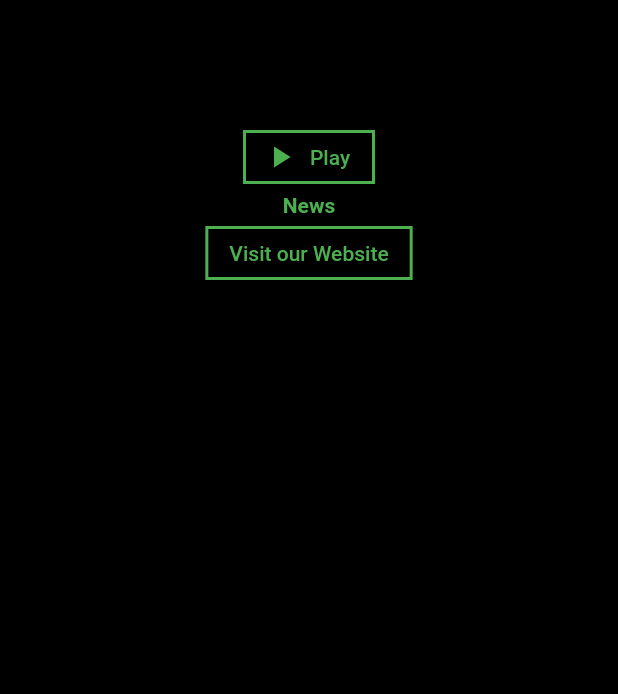
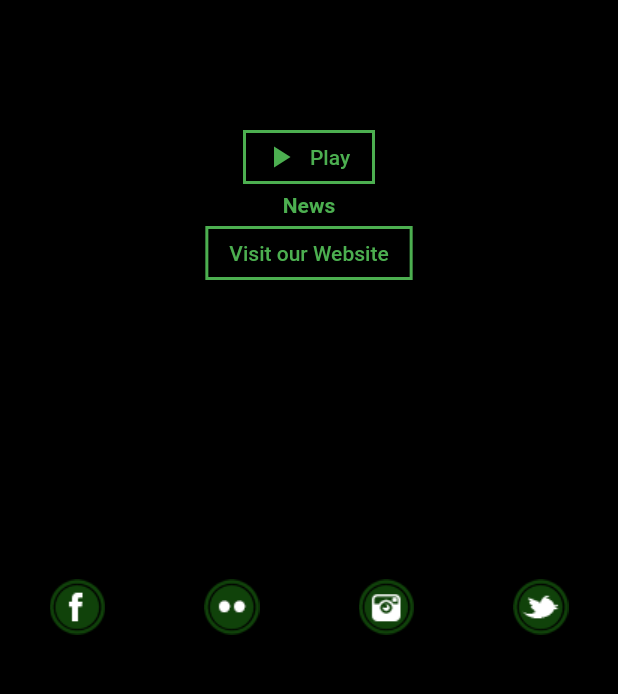
Before and after one commit to chrisderock/ebmradioplayer, a Flutter app: the screen it shows after launch, after a tap on "Visit our Website", on a phone screen of 412 x 824 dp, the part 398-1092 px from its top. Run offline on Flutter 3.47's test engine with Material 2 defaults, Android fonts, the phone set to English and light mode, and no system bars; our stand-ins replace basic_utils, just_audio; missing offline and left inert: webfeed; generated files the repository leaves out were written again; statements that could not run were skipped.

Commit message:
new buttons for social media

```diff
--- a/lib/l10n/intl_de.arb
+++ b/lib/l10n/intl_de.arb
@@ -8,5 +8,6 @@
   "artist": "Band:",
   "greetings": "Grüße an:",
   "send": "Senden",
-  "wishSent": "Wunsch verschickt"
+  "wishSent": "Wunsch verschickt",
+  "ourWebsite": "Mehr auf unserer Website"
 }
--- a/lib/l10n/intl_en.arb
+++ b/lib/l10n/intl_en.arb
@@ -8,5 +8,6 @@
   "artist": "Artist:",
   "greetings": "Greetings:",
   "send": "Send",
-  "wishSent": "Wish sent"
+  "wishSent": "Wish sent",
+  "ourWebsite": "Visit our Website"
 }
--- a/lib/l10n/intl_fr.arb
+++ b/lib/l10n/intl_fr.arb
@@ -8,5 +8,6 @@
   "artist": "Artiste:",
   "greetings": "Salutations:",
   "send": "Envoyer",
-  "wishSent": "souhait envoyé"
+  "wishSent": "souhait envoyé",
+  "ourWebsite": "visitez notre site Internet"
 }
--- a/lib/main.dart
+++ b/lib/main.dart
@@ -97,7 +97,7 @@ class _MyHomePageState extends State<MyHomePage> {
   _wishFormStatus() async {
     String ret = await HttpUtils.getForString(widget._whishStatusUri);
     setState(() {
-      // widget._wishes.value = (ret == "1" ? true : false);
+      widget._wishes.value = (ret == "1" ? true : false);
     });
   }
 
@@ -165,8 +165,7 @@ class _MyHomePageState extends State<MyHomePage> {
       content: Text(S.current.wishSent),
     ));
   }
-  _visitNews() async {
-    const url = "https://ebm-radio.de";
+  _visitWeb(String url) async {
     if(await canLaunch(url)){
       await launch(url);
     }
@@ -365,12 +364,69 @@ class _MyHomePageState extends State<MyHomePage> {
                                 shape: Border.all(
                                     width: 2.0, color: Colors.green),
                                 onPressed: () {
-                                  _visitNews();
+                                  _visitWeb("https://ebm-radio.de");
                                 },
                                 child: Text(
-                                    "Visit our Website",
+                                    S.current.ourWebsite,
                                   style: TextStyle(color: Colors.green),
                                 ),
+                              ),
+                              Spacer(),
+                              Row(
+                                children: [
+                                  Flexible(
+                                    flex: 1,
+                                    fit: FlexFit.tight,
+                                    child: RaisedButton(
+                                      color: Colors.black,
+                                      child: Image(
+                                        image: AssetImage("assets/facebook.png"),
+                                      ),
+                                      onPressed: (){
+                                        _visitWeb("https://www.facebook.com/groups/ebm.radio/");
+                                      },
+                                    ),
+                                  ),
+                                  Flexible(
+                                    flex: 1,
+                                    fit: FlexFit.tight,
+                                    child: RaisedButton(
+                                      color: Colors.black,
+                                      child: Image(
+                                        image: AssetImage("assets/flickr.png"),
+                                      ),
+                                      onPressed: (){
+                                        _visitWeb("https://www.flickr.com/photos/154224693@N07/");
+                                      },
+                                    ),
+                                  ),
+                                  Flexible(
+                                    flex: 1,
+                                    fit: FlexFit.tight,
+                                    child: RaisedButton(
+                                      color: Colors.black,
+                                      child: Image(
+                                        image: AssetImage("assets/instagram.png"),
+                                      ),
+                                      onPressed: (){
+                                        _visitWeb("https://www.instagram.com/ebm_radio/");
+                                      },
+                                    ),
+                                  ),
+                                  Flexible(
+                                    flex: 1,
+                                    fit: FlexFit.tight,
+                                    child: RaisedButton(
+                                      color: Colors.black,
+                                      child: Image(
+                                        image: AssetImage("assets/twitter.png"),
+                                      ),
+                                      onPressed: (){
+                                        _visitWeb("https://twitter.com/ebm_radio");
+                                      },
+                                    ),
+                                  )
+                                ],
                               )
                             ],
                           ),
--- a/pubspec.yaml
+++ b/pubspec.yaml
@@ -62,6 +62,10 @@ flutter:
   #   - images/a_dot_ham.jpeg
   assets:
     - assets/radiologo.png
+    - assets/facebook.png
+    - assets/flickr.png
+    - assets/twitter.png
+    - assets/instagram.png
   # An image asset can refer to one or more resolution-specific "variants", see
   # https://flutter.dev/assets-and-images/#resolution-aware.
 
```
Also changed, not shown: assets/facebook.png (added), assets/flickr.png (added), assets/instagram.png (added), assets/twitter.png (added), lib/generated/intl/messages_de.dart, lib/generated/intl/messages_en.dart, lib/generated/intl/messages_fr.dart, lib/generated/l10n.dart.
